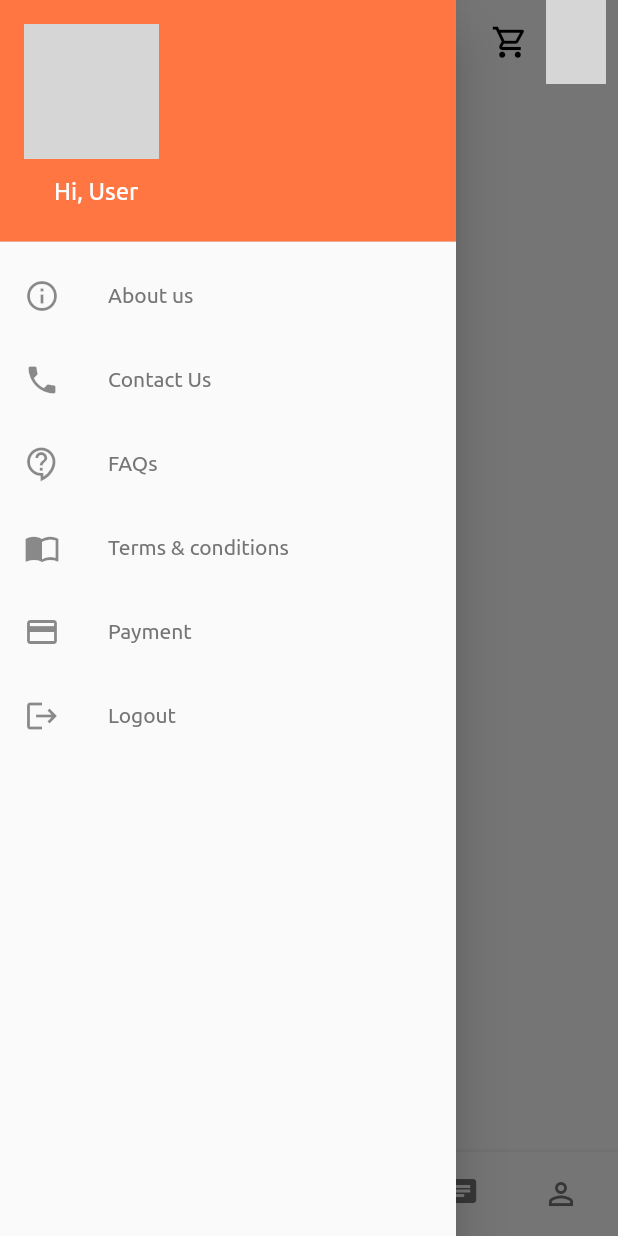
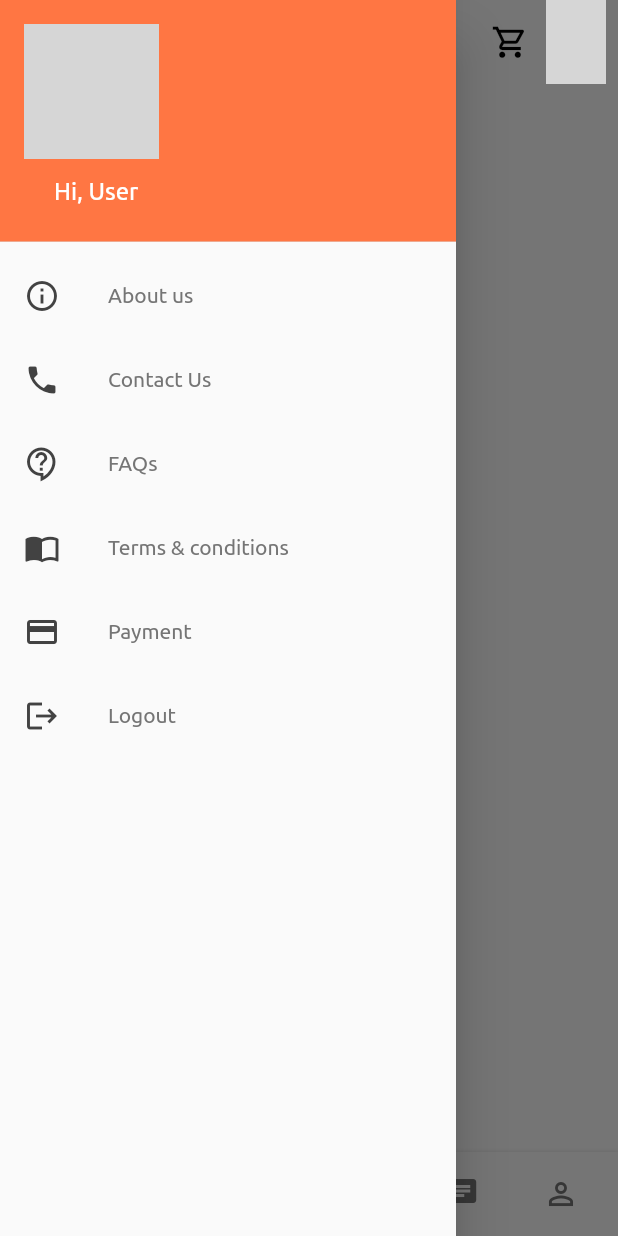
Before and after one commit to qwertypool/Book-Store, a Flutter app: the MainPage screen opened by its route, item 2 of the bottom bar chosen, with the side drawer open, on a phone screen of 412 x 824 dp. Run offline on Flutter 3.47's test engine with Material 2 defaults, Android fonts, the light colour scheme and no system bars; drawn by our look-alikes of bottom_navy_bar; our stand-ins replace carousel_slider, flutter_svg; network calls fail; grey boxes are pictures that could not be loaded.

Commit message:
colors modified

```diff
--- a/lib/Screens/Home/mainPage.dart
+++ b/lib/Screens/Home/mainPage.dart
@@ -57,7 +57,7 @@ class _MainPageState extends State<MainPage> {
               ),
             ),
             ListTile(
-              leading: Icon(Icons.info_outline),
+              leading: Icon(Icons.info_outline,color: Colors.grey[800],),
               title: const Text('About us'),
               onTap: () {
                 // Update the state of the app.
@@ -65,7 +65,7 @@ class _MainPageState extends State<MainPage> {
               },
             ),
             ListTile(
-              leading: Icon(Icons.phone),
+              leading: Icon(Icons.phone,color: Colors.grey[800],),
               title: const Text('Contact Us'),
               onTap: () {
                 // Update the state of the app.
@@ -73,7 +73,7 @@ class _MainPageState extends State<MainPage> {
               },
             ),
             ListTile(
-              leading: Icon(Icons.contact_support_outlined),
+              leading: Icon(Icons.contact_support_outlined,color: Colors.grey[800],),
               title: const Text('FAQs'),
               onTap: () {
                 // Update the state of the app.
@@ -81,7 +81,7 @@ class _MainPageState extends State<MainPage> {
               },
             ),
             ListTile(
-              leading: Icon(Icons.import_contacts_outlined),
+              leading: Icon(Icons.import_contacts_outlined,color: Colors.grey[800],),
               title: const Text('Terms & conditions'),
               onTap: () {
                 // Update the state of the app.
@@ -89,7 +89,7 @@ class _MainPageState extends State<MainPage> {
               },
             ),
             ListTile(
-              leading: Icon(Icons.payment),
+              leading: Icon(Icons.payment,color: Colors.grey[800],),
               title: const Text('Payment'),
               onTap: () {
                 // Update the state of the app.
@@ -97,7 +97,7 @@ class _MainPageState extends State<MainPage> {
               },
             ),
             ListTile(
-              leading: Icon(Icons.logout),
+              leading: Icon(Icons.logout,color: Colors.grey[800],),
               title: const Text('Logout'),
               onTap: () {
                 // Update the state of the app.
--- a/lib/main.dart
+++ b/lib/main.dart
@@ -16,8 +16,8 @@ class MyApp extends StatelessWidget {
       debugShowCheckedModeBanner: false,
       title: 'Book Store',
       theme: theme(),
-      initialRoute: SplashScreen.routeName,
-     // initialRoute: MainPage.routeName,
+      //initialRoute: SplashScreen.routeName,
+      initialRoute: MainPage.routeName,
       routes: routes,
     );
   }
```
